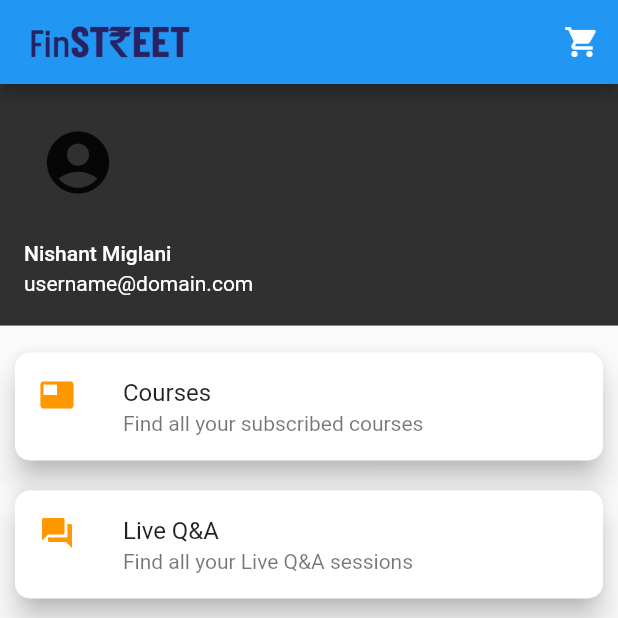
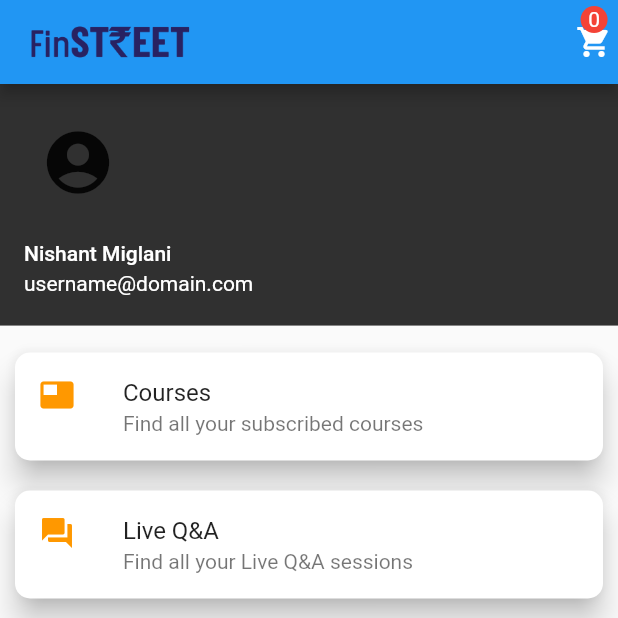
Before and after one commit to vinayakkalra/course-and-news-application, a Flutter app: the screen it shows after launch, item 3 of the bottom bar chosen, on a phone screen of 412 x 824 dp, the top half of it. Run offline on Flutter 3.47's test engine with Material 2 defaults, Android fonts, the light colour scheme and no system bars; our stand-ins replace font_awesome_flutter; network calls fail.

Commit message:
Added cart functionality with Provider

```diff
--- a/lib/main.dart
+++ b/lib/main.dart
@@ -1,13 +1,14 @@
-
 import 'package:flutter/material.dart';
 import 'package:font_awesome_flutter/font_awesome_flutter.dart';
+import 'package:provider/provider.dart';
 
-// import 'screens/home/home.dart';
-import 'screens/home/home_v1.dart';
-import 'screens/events/events_v1.dart';
+import 'screens/basket/basketScreen.dart';
+import 'screens/home.dart';
+import 'screens/events.dart';
 import 'screens/profile/profile.dart';
 import 'screens/live_QA/liveQA.dart';
 import 'screens/settings/settings.dart';
+import 'store/my_store.dart';
 
 void main() => runApp(MyApp());
 
@@ -17,9 +18,14 @@ class MyApp extends StatelessWidget {
 
   @override
   Widget build(BuildContext context) {
-    return MaterialApp(
+
+    return ChangeNotifierProvider<MyStore>(
+      create: (context)=>MyStore(),
+      child: MaterialApp(
+        debugShowCheckedModeBanner: false,
         title: _title,
       home: MyStatefulWidget(),
+      ),
     );
   }
 }
@@ -33,8 +39,7 @@ class MyStatefulWidget extends StatefulWidget {
 
 class _MyStatefulWidgetState extends State<MyStatefulWidget> {
   int _selectedIndex = 0;
-  static const TextStyle optionStyle =
-      TextStyle(fontSize: 30, fontWeight: FontWeight.bold);
+
   static List<Widget> _widgetOptions = <Widget>[
     HomeScreenWidget(),
     EventsScreenWidget(),
@@ -51,52 +56,63 @@ class _MyStatefulWidgetState extends State<MyStatefulWidget> {
 
   @override
   Widget build(BuildContext context) {
+    var store = Provider.of<MyStore>(context);
+
     return Scaffold(
       appBar: AppBar(
           actions: <Widget>[
-          IconButton(
-            icon: Icon(Icons.shopping_cart),
-            onPressed: () => {}//Navigator.pushNamed(context, '/checkout'),
+            InkWell(
+              onTap: () {
+                Navigator.push(
+                  context,
+                  MaterialPageRoute(builder: (context) => BasketScreen()),
+                );
+              },
+              child: Padding(
+                padding: const EdgeInsets.all(4.0),
+                child: Stack(
+                  children: [
+                    Align(
+                      alignment: Alignment.center,
+                      child: Icon(Icons.shopping_cart),
+                    ),
+                    Positioned(
+                        top: 0,
+                        right: 0,
+                        child: Container(
+                          padding:
+                              EdgeInsets.symmetric(horizontal: 8, vertical: 1),
+                          decoration: BoxDecoration(
+                              shape: BoxShape.circle, color: Colors.red),
+                          alignment: Alignment.center,
+                          child: Text(
+                            store.baskets.length.toString(),
+                          ),
+                        ))
+                  ],
+                ),
+              ),
             )
           ],
           title: Row(
             children: [
-            Image.asset(
-              'assets/logo/finstreet_logo.png',
-              height: 115,
-              fit: BoxFit.cover
-              ),
-              // Padding(
-              //   padding: EdgeInsets.fromLTRB(200, 0, 0, 0),
-              //   child: Icon(
-              //     Icons.shopping_cart,
-              //     color: Colors.black,
-              //     size: 25,
-              //     ),
-              // )
+              Image.asset('assets/logo/finstreet_logo.png',
+                  height: 115, fit: BoxFit.cover),
+            ],
+          )),
+      body: _widgetOptions.elementAt(_selectedIndex),
 
-        ],)
-
-          // child:Text('FinST\u20B9EET'),
-        // ),
-      ),
-      body: _widgetOptions.elementAt(_selectedIndex),
-      // Container(
-        // child: _widgetOptions.elementAt(_selectedIndex),
-      // ),
-      bottomNavigationBar:
-      new Theme(
+      bottomNavigationBar: new Theme(
         data: Theme.of(context).copyWith(
             // sets the background color of the `BottomNavigationBar`
             canvasColor: Colors.grey[850],
             // sets the active color of the `BottomNavigationBar` if `Brightness` is light
             primaryColor: Colors.red,
-            textTheme: Theme
-                .of(context)
-                .textTheme
-                .copyWith(caption: new TextStyle(color: Colors.white))), // sets the inactive color of the `BottomNavigationBar`
-        child:
-          new BottomNavigationBar(
+            textTheme: Theme.of(context).textTheme.copyWith(
+                caption: new TextStyle(
+                    color: Colors
+                        .white))), // sets the inactive color of the `BottomNavigationBar`
+        child: new BottomNavigationBar(
           type: BottomNavigationBarType.fixed,
           items: [
             BottomNavigationBarItem(
--- /dev/null
+++ b/lib/model/product.dart
@@ -0,0 +1,10 @@
+
+class Product{
+  int id;
+  String name;
+  double price;
+  String image;
+
+  Product({this.id, this.name, this.price, this.image});
+
+}
--- /dev/null
+++ b/lib/store/my_store.dart
@@ -0,0 +1,59 @@
+import 'package:course_and_news/model/product.dart';
+import 'package:flutter/cupertino.dart';
+
+
+class MyStore with ChangeNotifier{
+
+  List<Product> _products = [];
+  List<Product> _baskets = [];
+  List<Product> _events = [];
+  Product _activeProduct = null;
+
+  MyStore(){
+    _products = [
+      Product(id: 1, name: "CryptoCurrency1", price: 1000, image:"https://media.comicbook.com/2020/04/boruto-better-worse-naruto-shippuden-anime-manga-1214901.jpeg?auto=webp&width=800&height=483&crop=800:483,smart"),
+      Product(id: 2, name: "CryptoCurrency2", price: 1000, image:"https://media.comicbook.com/2020/04/boruto-better-worse-naruto-shippuden-anime-manga-1214901.jpeg?auto=webp&width=800&height=483&crop=800:483,smart"),
+      Product(id: 3, name: "CryptoCurrency3", price: 1000, image:"https://media.comicbook.com/2020/04/boruto-better-worse-naruto-shippuden-anime-manga-1214901.jpeg?auto=webp&width=800&height=483&crop=800:483,smart"),
+      Product(id: 4, name: "CryptoCurrency4", price: 1000, image:"https://media.comicbook.com/2020/04/boruto-better-worse-naruto-shippuden-anime-manga-1214901.jpeg?auto=webp&width=800&height=483&crop=800:483,smart"),
+      Product(id: 5, name: "CryptoCurrency5", price: 1000, image:"https://media.comicbook.com/2020/04/boruto-better-worse-naruto-shippuden-anime-manga-1214901.jpeg?auto=webp&width=800&height=483&crop=800:483,smart"),
+    ];
+
+  // send notification to the provider
+  notifyListeners();
+  }
+
+  // In order to access the global variables(_products, _baskets, _activeProduct) in UI
+  // We created getters
+  List<Product> get products => _products;
+  List<Product> get baskets => _baskets;
+  List<Product> get events => _events;
+  Product get activeProduct => _activeProduct;
+
+  setAtiveProduct(Product product){
+    _activeProduct = product;
+    notifyListeners();
+  }
+
+  addProduct(Product product){
+
+    Product found = _baskets.firstWhere((a) => a.id == product.id, orElse: () => null);
+
+    if (found == null){
+      _baskets.add(product);
+    }
+    notifyListeners();
+  }
+
+  removeProduct(Product product){
+
+    Product found = _baskets.firstWhere((a) => a.id == product.id, orElse: () => null);
+
+    if (found != null){
+      _baskets.remove(product);
+    }
+    notifyListeners();
+  }
+
+
+
+}
--- a/pubspec.yaml
+++ b/pubspec.yaml
@@ -23,9 +23,10 @@ environment:
 dependencies:
   flutter:
     sdk: flutter
-  font_awesome_flutter: ^8.8.1
+  font_awesome_flutter:
   flutter_staggered_grid_view:
   url_launcher:
+  provider:
 
 
   # The following adds the Cupertino Icons font to your application.
```
Also changed, not shown: lib/screens/ProductDetailScreen.dart (added, +100 -0 lines), lib/screens/basket/basketScreen.dart (added, +69 -0 lines), lib/screens/events.dart (renamed from lib/screens/events/events_v1.dart, +32 -8 lines), lib/screens/events/events_v0.dart (deleted, +0 -88 lines), lib/screens/home.dart (renamed from lib/screens/home/home_v1.dart, +30 -10 lines), lib/screens/home/home_v0.dart (deleted, +0 -149 lines), lib/used_code.dart (deleted, +0 -83 lines), pubspec.lock. Lines whose indentation alone changed are shown as unchanged.
